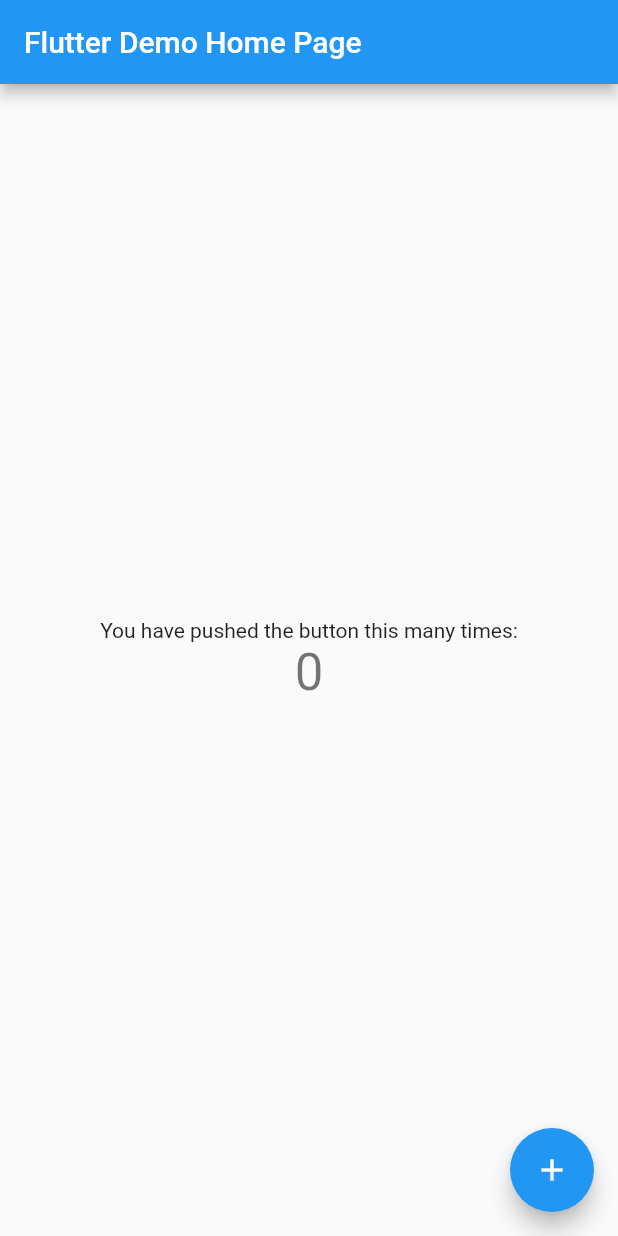
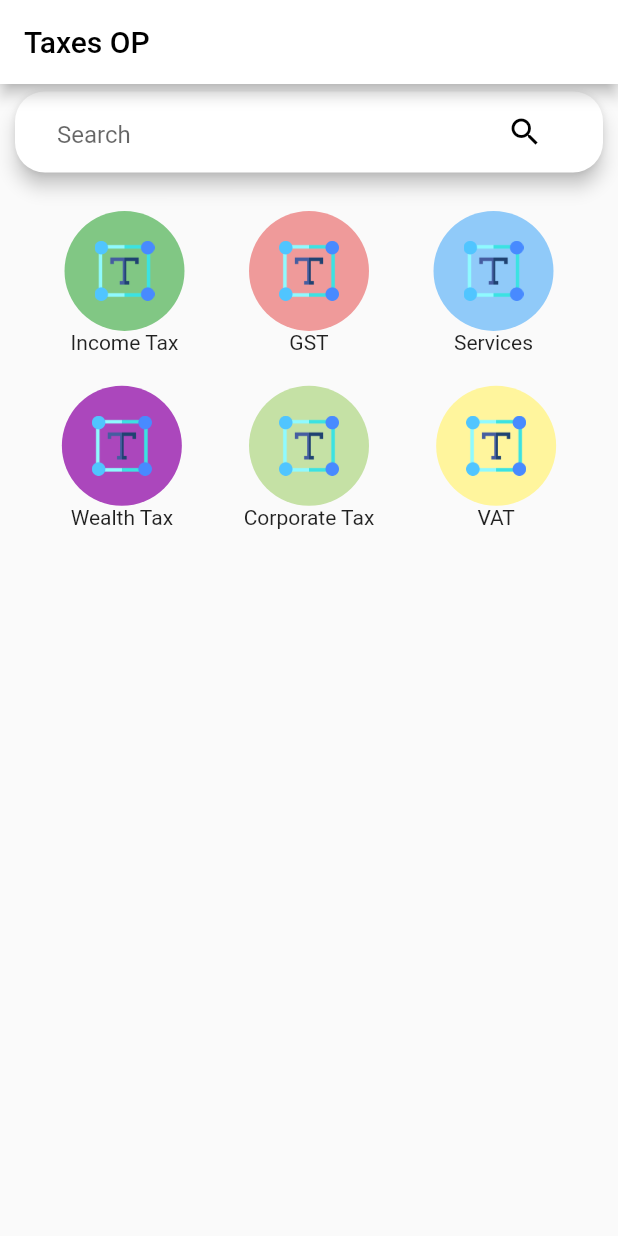
Before and after one commit to Earthknight/OP-Taxes, a Flutter app: the screen it shows after launch, on a phone screen of 412 x 824 dp. Run offline on Flutter 3.47's test engine with Material 2 defaults, Android fonts, the phone set to English and light mode, and no system bars.

Commit message:
Added code for designing the UI of home screen with app bar, search bar and circular icons with various tax types for now

```diff
--- /dev/null
+++ b/lib/helpers/common_code.dart
@@ -0,0 +1,7 @@
+import 'package:flutter/material.dart';
+
+class CommonCode {
+  static Size getDeviceSize(BuildContext ctx) {
+    return MediaQuery.of(ctx).size;
+  }
+}
--- a/lib/main.dart
+++ b/lib/main.dart
@@ -1,4 +1,5 @@
 import 'package:flutter/material.dart';
+import './screens/home_screen.dart';
 
 void main() {
   runApp(const MyApp());
@@ -7,109 +8,11 @@ void main() {
 class MyApp extends StatelessWidget {
   const MyApp({Key? key}) : super(key: key);
 
-  // This widget is the root of your application.
   @override
   Widget build(BuildContext context) {
-    return MaterialApp(
-      title: 'Flutter Demo',
-      theme: ThemeData(
-        // This is the theme of your application.
-        //
-        // Try running your application with "flutter run". You'll see the
-        // application has a blue toolbar. Then, without quitting the app, try
-        // changing the primarySwatch below to Colors.green and then invoke
-        // "hot reload" (press "r" in the console where you ran "flutter run",
-        // or simply save your changes to "hot reload" in a Flutter IDE).
-        // Notice that the counter didn't reset back to zero; the application
-        // is not restarted.
-        primarySwatch: Colors.blue,
-      ),
-      home: const MyHomePage(title: 'Flutter Demo Home Page'),
+    return const MaterialApp(
+      title: 'Taxes OP',
+      home: HomeScreen(),
     );
   }
 }
-
-class MyHomePage extends StatefulWidget {
-  const MyHomePage({Key? key, required this.title}) : super(key: key);
-
-  // This widget is the home page of your application. It is stateful, meaning
-  // that it has a State object (defined below) that contains fields that affect
-  // how it looks.
-
-  // This class is the configuration for the state. It holds the values (in this
-  // case the title) provided by the parent (in this case the App widget) and
-  // used by the build method of the State. Fields in a Widget subclass are
-  // always marked "final".
-
-  final String title;
-
-  @override
-  State<MyHomePage> createState() => _MyHomePageState();
-}
-
-class _MyHomePageState extends State<MyHomePage> {
-  int _counter = 0;
-
-  void _incrementCounter() {
-    setState(() {
-      // This call to setState tells the Flutter framework that something has
-      // changed in this State, which causes it to rerun the build method below
-      // so that the display can reflect the updated values. If we changed
-      // _counter without calling setState(), then the build method would not be
-      // called again, and so nothing would appear to happen.
-      _counter++;
-    });
-  }
-
-  @override
-  Widget build(BuildContext context) {
-    // This method is rerun every time setState is called, for instance as done
-    // by the _incrementCounter method above.
-    //
-    // The Flutter framework has been optimized to make rerunning build methods
-    // fast, so that you can just rebuild anything that needs updating rather
-    // than having to individually change instances of widgets.
-    return Scaffold(
-      appBar: AppBar(
-        // Here we take the value from the MyHomePage object that was created by
-        // the App.build method, and use it to set our appbar title.
-        title: Text(widget.title),
-      ),
-      body: Center(
-        // Center is a layout widget. It takes a single child and positions it
-        // in the middle of the parent.
-        child: Column(
-          // Column is also a layout widget. It takes a list of children and
-          // arranges them vertically. By default, it sizes itself to fit its
-          // children horizontally, and tries to be as tall as its parent.
-          //
-          // Invoke "debug painting" (press "p" in the console, choose the
-          // "Toggle Debug Paint" action from the Flutter Inspector in Android
-          // Studio, or the "Toggle Debug Paint" command in Visual Studio Code)
-          // to see the wireframe for each widget.
-          //
-          // Column has various properties to control how it sizes itself and
-          // how it positions its children. Here we use mainAxisAlignment to
-          // center the children vertically; the main axis here is the vertical
-          // axis because Columns are vertical (the cross axis would be
-          // horizontal).
-          mainAxisAlignment: MainAxisAlignment.center,
-          children: <Widget>[
-            const Text(
-              'You have pushed the button this many times:',
-            ),
-            Text(
-              '$_counter',
-              style: Theme.of(context).textTheme.headline4,
-            ),
-          ],
-        ),
-      ),
-      floatingActionButton: FloatingActionButton(
-        onPressed: _incrementCounter,
-        tooltip: 'Increment',
-        child: const Icon(Icons.add),
-      ), // This trailing comma makes auto-formatting nicer for build methods.
-    );
-  }
-}
--- /dev/null
+++ b/lib/screens/home_screen.dart
@@ -0,0 +1,129 @@
+import 'package:flutter/material.dart';
+import '../helpers/common_code.dart';
+
+class HomeScreen extends StatelessWidget {
+  const HomeScreen({Key? key}) : super(key: key);
+
+  Widget getSizedBox(double height) {
+    return SizedBox(
+      height: height,
+    );
+  }
+
+  Widget getTaxTypeIcons(String text, Color bgColor) {
+    return Column(
+      children: [
+        CircleAvatar(
+          backgroundColor: bgColor,
+          child: Image.asset(
+            'assets/images/text.png',
+            fit: BoxFit.cover,
+            height: 40,
+          ),
+          radius: 40,
+        ),
+        FittedBox(
+          child: Text(
+            text,
+          ),
+        ),
+      ],
+    );
+  }
+
+  @override
+  Widget build(BuildContext context) {
+    final deviceSize = CommonCode.getDeviceSize(context);
+
+    final searchWidget = Card(
+      margin: const EdgeInsets.symmetric(
+        horizontal: 10,
+        vertical: 5,
+      ),
+      elevation: 5,
+      shape: RoundedRectangleBorder(
+        borderRadius: BorderRadius.circular(20.0),
+      ),
+      child: Container(
+        height: 50,
+        margin: const EdgeInsets.symmetric(
+          horizontal: 25,
+          vertical: 2,
+        ),
+        padding: const EdgeInsets.all(3),
+        child: TextFormField(
+          decoration: const InputDecoration(
+            suffixIcon: Icon(
+              Icons.search_sharp,
+              color: Colors.black,
+            ),
+            hintText: 'Search',
+            border: InputBorder.none,
+          ),
+          keyboardType: TextInputType.text,
+        ),
+      ),
+    );
+
+    return Scaffold(
+      appBar: AppBar(
+        title: const Text(
+          'Taxes OP',
+          style: TextStyle(
+            color: Colors.black,
+          ),
+        ),
+        backgroundColor: Colors.white,
+      ),
+      body: Container(
+        height: deviceSize.height,
+        width: deviceSize.width,
+        child: Column(
+          children: [
+            searchWidget,
+            getSizedBox(
+              deviceSize.height * 0.025,
+            ),
+            Row(
+              mainAxisAlignment: MainAxisAlignment.spaceEvenly,
+              children: [
+                getTaxTypeIcons(
+                  'Income Tax',
+                  Colors.green.shade300,
+                ),
+                getTaxTypeIcons(
+                  'GST',
+                  Colors.red.shade200,
+                ),
+                getTaxTypeIcons(
+                  'Services',
+                  Colors.blue.shade200,
+                ),
+              ],
+            ),
+            getSizedBox(
+              deviceSize.height * 0.025,
+            ),
+            Row(
+              mainAxisAlignment: MainAxisAlignment.spaceEvenly,
+              children: [
+                getTaxTypeIcons(
+                  'Wealth Tax',
+                  Colors.purple.shade400,
+                ),
+                getTaxTypeIcons(
+                  'Corporate Tax',
+                  Colors.lightGreen.shade200,
+                ),
+                getTaxTypeIcons(
+                  'VAT',
+                  Colors.yellow.shade200,
+                ),
+              ],
+            ),
+          ],
+        ),
+      ),
+    );
+  }
+}
--- a/pubspec.yaml
+++ b/pubspec.yaml
@@ -58,9 +58,9 @@ flutter:
   uses-material-design: true
 
   # To add assets to your application, add an assets section, like this:
-  # assets:
-  #   - images/a_dot_burr.jpeg
-  #   - images/a_dot_ham.jpeg
+  assets:
+    - assets/images/text.png
+  # - images/a_dot_ham.jpeg
 
   # An image asset can refer to one or more resolution-specific "variants", see
   # https://flutter.dev/assets-and-images/#resolution-aware.
```
Also changed, not shown: assets/images/text.png (added), pubspec.lock.
